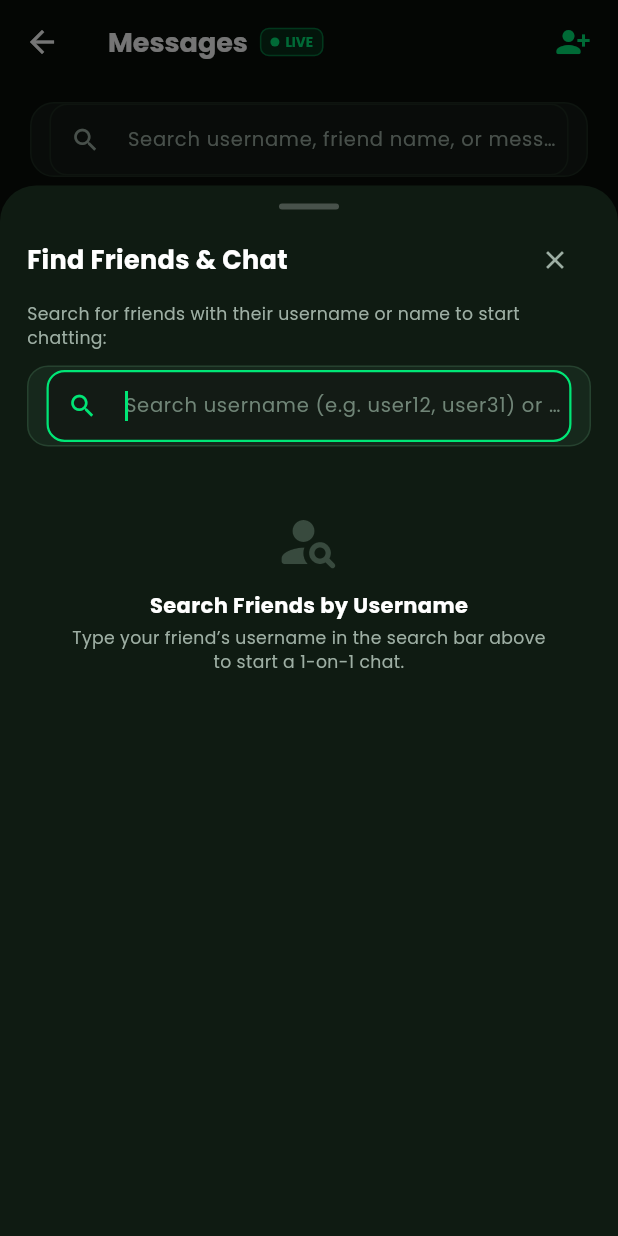
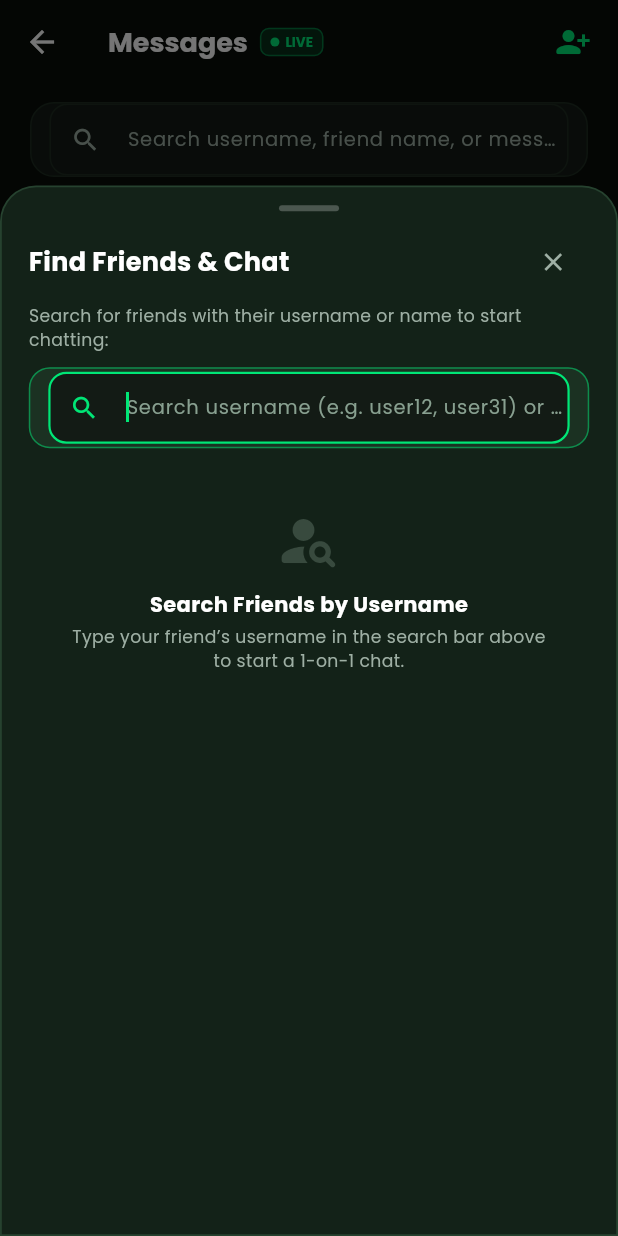
Before and after one commit to asA-win/turf, a Flutter app: the InAppMessagesScreen screen opened by its route, after a tap on the "person add alt 1" icon, on a phone screen of 412 x 824 dp. Run offline on Flutter 3.47's test engine with Material 3 defaults, Android fonts, the phone set to English and light mode, and no system bars; our stand-ins replace dio, firebase_auth, firebase_core, firebase_messaging, flutter_map, flutter_riverpod and 10 more; accounts and stored records are empty; generated files the repository leaves out were written again; network calls fail.

Commit message:
fix(community): fix black screen during friend search, replace full-screen blocker with linear indicator, and style search sheet with visible card theme

```diff
--- a/lib/features/chat/presentation/screens/in_app_messages_screen.dart
+++ b/lib/features/chat/presentation/screens/in_app_messages_screen.dart
@@ -255,9 +255,10 @@ class _InAppMessagesScreenState extends ConsumerState<InAppMessagesScreen> {
             padding: EdgeInsets.only(bottom: bottomInset),
             child: Container(
               height: sheetHeight,
-              decoration: const BoxDecoration(
-                color: Color(0xFF0F1B12),
-                borderRadius: BorderRadius.vertical(top: Radius.circular(24)),
+              decoration: BoxDecoration(
+                color: const Color(0xFF132218),
+                borderRadius: const BorderRadius.vertical(top: Radius.circular(24)),
+                border: Border.all(color: const Color(0xFF26422F), width: 1.2),
               ),
               padding: const EdgeInsets.fromLTRB(18, 12, 18, 12),
               child: Column(
@@ -304,9 +305,9 @@ class _InAppMessagesScreenState extends ConsumerState<InAppMessagesScreen> {
                   Container(
                     padding: const EdgeInsets.symmetric(horizontal: 12, vertical: 2),
                     decoration: BoxDecoration(
-                      color: const Color(0xFF16281C),
+                      color: const Color(0xFF1B3122),
                       borderRadius: BorderRadius.circular(14),
-                      border: Border.all(color: const Color(0xFF26422F)),
+                      border: Border.all(color: AppTheme.primaryGreen.withValues(alpha: 0.5)),
                     ),
                     child: TextField(
                       controller: searchCtrl,
@@ -314,11 +315,11 @@ class _InAppMessagesScreenState extends ConsumerState<InAppMessagesScreen> {
                       style: GoogleFonts.poppins(color: Colors.white, fontSize: 13),
                       decoration: InputDecoration(
                         hintText: 'Search username (e.g. user12, user31) or name...',
-                        hintStyle: GoogleFonts.poppins(color: const Color(0xFF708577), fontSize: 13),
+                        hintStyle: GoogleFonts.poppins(color: const Color(0xFF88A090), fontSize: 13),
                         prefixIcon: const Icon(Icons.search, color: AppTheme.primaryGreen, size: 20),
                         suffixIcon: searchCtrl.text.isNotEmpty
                             ? IconButton(
-                                icon: const Icon(Icons.clear, color: Colors.white54, size: 18),
+                                icon: const Icon(Icons.clear, color: Colors.white70, size: 18),
                                 onPressed: () {
                                   searchCtrl.clear();
                                   doSearch('');
@@ -332,12 +333,18 @@ class _InAppMessagesScreenState extends ConsumerState<InAppMessagesScreen> {
                       onChanged: doSearch,
                     ),
                   ),
-                  const SizedBox(height: 12),
+                  if (isSearching) ...[
+                    const SizedBox(height: 4),
+                    const LinearProgressIndicator(
+                      color: AppTheme.primaryGreen,
+                      backgroundColor: Colors.transparent,
+                      minHeight: 2,
+                    ),
+                  ],
+                  const SizedBox(height: 10),
 
                   Expanded(
-                    child: isSearching
-                        ? const Center(child: CircularProgressIndicator(color: AppTheme.primaryGreen))
-                        : (searchCtrl.text.trim().isNotEmpty)
+                    child: (searchCtrl.text.trim().isNotEmpty)
                         ? (searchResults.isEmpty
                             ? Center(
                                 child: SingleChildScrollView(
@@ -346,6 +353,15 @@ class _InAppMessagesScreenState extends ConsumerState<InAppMessagesScreen> {
                                     child: Column(
                                       mainAxisAlignment: MainAxisAlignment.center,
                                       children: [
+                                        if (isSearching) ...[
+                                          const CircularProgressIndicator(color: AppTheme.primaryGreen),
+                                          const SizedBox(height: 12),
+                                          Text(
+                                            'Searching platform players...',
+                                            style: GoogleFonts.poppins(color: AppTheme.textGrey, fontSize: 13),
+                                          ),
+                                          const SizedBox(height: 16),
+                                        ],
                                             Container(
                                               padding: const EdgeInsets.all(18),
                                               decoration: BoxDecoration(
```
Also changed, not shown: lib/features/community/presentation/screens/community_feed_screen.dart (+31 -14 lines). Lines whose indentation alone changed are shown as unchanged.
